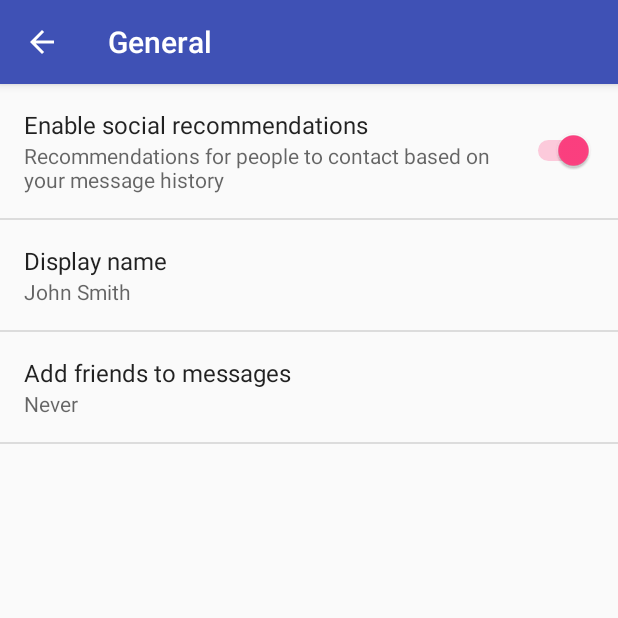
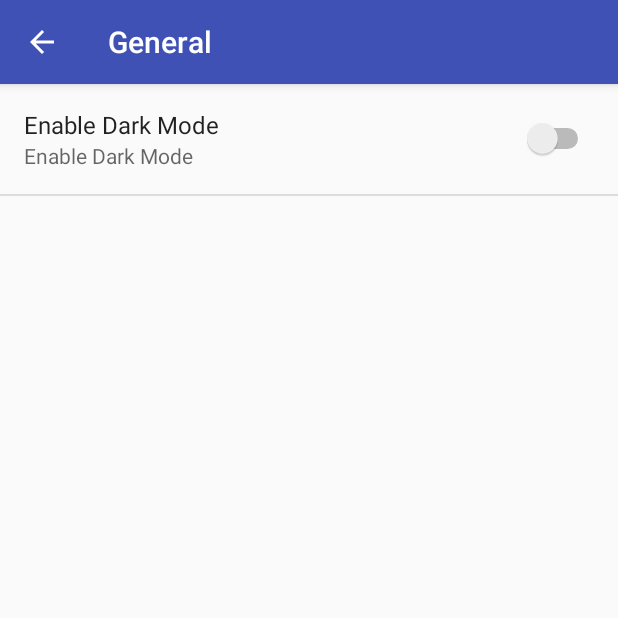
Before and after one commit to nerdakademie/Grade-Check_App, an Android app: the SettingsActivity screen opened directly, with no data from a screen before it, after a tap on "General", on a phone screen of 412 x 824 dp, the top half of it. Run offline under Robolectric (Android 15) with nearby library versions, the phone set to English and light mode, and no system bars; network calls fail.

Commit message:
too much to be mentioned

```diff
--- a/app/src/main/java/de/nerdakademie/grade_check_app/AppCompatPreferenceActivity.java
+++ b/app/src/main/java/de/nerdakademie/grade_check_app/AppCompatPreferenceActivity.java
@@ -12,10 +12,7 @@ import android.view.MenuInflater;
 import android.view.View;
 import android.view.ViewGroup;
 
-/**
- * A {@link android.preference.PreferenceActivity} which implements and proxies the necessary calls
- * to be used with AppCompat.
- */
+
 public abstract class AppCompatPreferenceActivity extends PreferenceActivity {
 
     private AppCompatDelegate mDelegate;
--- a/app/src/main/java/de/nerdakademie/grade_check_app/SettingsActivity.java
+++ b/app/src/main/java/de/nerdakademie/grade_check_app/SettingsActivity.java
@@ -22,22 +22,9 @@ import android.view.MenuItem;
 
 import java.util.List;
 
-/**
- * A {@link PreferenceActivity} that presents a set of application settings. On
- * handset devices, settings are presented as a single list. On tablets,
- * settings are split by category, with category headers shown to the left of
- * the list of settings.
- * <p/>
- * See <a href="http://developer.android.com/design/patterns/settings.html">
- * Android Design: Settings</a> for design guidelines and the <a
- * href="http://developer.android.com/guide/topics/ui/settings.html">Settings
- * API Guide</a> for more information on developing a Settings UI.
- */
+
 public class SettingsActivity extends AppCompatPreferenceActivity {
-    /**
-     * A preference value change listener that updates the preference's summary
-     * to reflect its new value.
-     */
+
     private static Preference.OnPreferenceChangeListener sBindPreferenceSummaryToValueListener = new Preference.OnPreferenceChangeListener() {
         @Override
         public boolean onPreferenceChange(Preference preference, Object value) {
@@ -86,24 +73,11 @@ public class SettingsActivity extends AppCompatPreferenceActivity {
         }
     };
 
-    /**
-     * Helper method to determine if the device has an extra-large screen. For
-     * example, 10" tablets are extra-large.
-     */
     private static boolean isXLargeTablet(Context context) {
         return (context.getResources().getConfiguration().screenLayout
                 & Configuration.SCREENLAYOUT_SIZE_MASK) >= Configuration.SCREENLAYOUT_SIZE_XLARGE;
     }
 
-    /**
-     * Binds a preference's summary to its value. More specifically, when the
-     * preference's value is changed, its summary (line of text below the
-     * preference title) is updated to reflect the value. The summary is also
-     * immediately updated upon calling this method. The exact display format is
-     * dependent on the type of preference.
-     *
-     * @see #sBindPreferenceSummaryToValueListener
-     */
     private static void bindPreferenceSummaryToValue(Preference preference) {
         // Set the listener to watch for value changes.
         preference.setOnPreferenceChangeListener(sBindPreferenceSummaryToValueListener);
@@ -122,9 +96,6 @@ public class SettingsActivity extends AppCompatPreferenceActivity {
         setupActionBar();
     }
 
-    /**
-     * Set up the {@link android.app.ActionBar}, if the API is available.
-     */
     private void setupActionBar() {
         ActionBar actionBar = getSupportActionBar();
         if (actionBar != null) {
@@ -133,27 +104,17 @@ public class SettingsActivity extends AppCompatPreferenceActivity {
         }
     }
 
-    /**
-     * {@inheritDoc}
-     */
     @Override
     public boolean onIsMultiPane() {
         return isXLargeTablet(this);
     }
 
-    /**
-     * {@inheritDoc}
-     */
     @Override
     @TargetApi(Build.VERSION_CODES.HONEYCOMB)
     public void onBuildHeaders(List<Header> target) {
         loadHeadersFromResource(R.xml.pref_headers, target);
     }
 
-    /**
-     * This method stops fragment injection in malicious applications.
-     * Make sure to deny any unknown fragments here.
-     */
     protected boolean isValidFragment(String fragmentName) {
         return PreferenceFragment.class.getName().equals(fragmentName)
                 || GeneralPreferenceFragment.class.getName().equals(fragmentName)
@@ -161,10 +122,6 @@ public class SettingsActivity extends AppCompatPreferenceActivity {
                 || NotificationPreferenceFragment.class.getName().equals(fragmentName);
     }
 
-    /**
-     * This fragment shows general preferences only. It is used when the
-     * activity is showing a two-pane settings UI.
-     */
     @TargetApi(Build.VERSION_CODES.HONEYCOMB)
     public static class GeneralPreferenceFragment extends PreferenceFragment {
         @Override
@@ -177,8 +134,8 @@ public class SettingsActivity extends AppCompatPreferenceActivity {
             // to their values. When their values change, their summaries are
             // updated to reflect the new value, per the Android Design
             // guidelines.
-            bindPreferenceSummaryToValue(findPreference("example_text"));
-            bindPreferenceSummaryToValue(findPreference("example_list"));
+            //bindPreferenceSummaryToValue(findPreference("example_text"));
+            //bindPreferenceSummaryToValue(findPreference("example_list"));
         }
 
         @Override
@@ -192,10 +149,6 @@ public class SettingsActivity extends AppCompatPreferenceActivity {
         }
     }
 
-    /**
-     * This fragment shows notification preferences only. It is used when the
-     * activity is showing a two-pane settings UI.
-     */
     @TargetApi(Build.VERSION_CODES.HONEYCOMB)
     public static class NotificationPreferenceFragment extends PreferenceFragment {
         @Override
@@ -222,10 +175,6 @@ public class SettingsActivity extends AppCompatPreferenceActivity {
         }
     }
 
-    /**
-     * This fragment shows data and sync preferences only. It is used when the
-     * activity is showing a two-pane settings UI.
-     */
     @TargetApi(Build.VERSION_CODES.HONEYCOMB)
     public static class DataSyncPreferenceFragment extends PreferenceFragment {
         @Override
--- a/app/src/main/res/menu/menu_main.xml
+++ b/app/src/main/res/menu/menu_main.xml
@@ -2,11 +2,6 @@
     xmlns:app="http://schemas.android.com/apk/res-auto"
     xmlns:tools="http://schemas.android.com/tools"
     tools:context="de.nerdakademie.grade_check_app.MainActivity">
-    <item
-        android:id="@+id/dark_mode"
-        android:orderInCategory="98"
-        android:title="@string/dark_mode"
-        app:showAsAction="never" />
     <item
         android:id="@+id/action_settings"
         android:orderInCategory="99"
--- a/app/src/main/res/values/strings.xml
+++ b/app/src/main/res/values/strings.xml
@@ -2,33 +2,15 @@
     <string name="app_name">Grade Check App</string>
     <string name="action_settings">Settings</string>
     <string name="close_app">Exit App</string>
-    <string name="dark_mode">Dark Mode</string>
+    <string name="dark_mode">Enable Dark Mode</string>
     <string name="title_activity_settings">Settings</string>
+    <string name="show_seminarcp">CP by Seminars</string>
+    <string name="show_pb">Reports done</string>
+    <string name="show_averagegrade">Average Grade</string>
+    <string name="show_allcp">Total CP</string>
 
-    <!-- Strings related to Settings -->
-
-    <!-- Example General settings -->
     <string name="pref_header_general">General</string>
-
-    <string name="pref_title_social_recommendations">Enable social recommendations</string>
-    <string name="pref_description_social_recommendations">Recommendations for people to contact
-        based on your message history
-    </string>
-
-    <string name="pref_title_display_name">Display name</string>
-    <string name="pref_default_display_name">John Smith</string>
-
-    <string name="pref_title_add_friends_to_messages">Add friends to messages</string>
-    <string-array name="pref_example_list_titles">
-        <item>Always</item>
-        <item>When possible</item>
-        <item>Never</item>
-    </string-array>
-    <string-array name="pref_example_list_values">
-        <item>1</item>
-        <item>0</item>
-        <item>-1</item>
-    </string-array>
+    pref_description_social_recommendations
 
     <!-- Example settings for Data & Sync -->
     <string name="pref_header_data_sync">Data &amp; sync</string>
--- a/app/src/main/res/xml/pref_general.xml
+++ b/app/src/main/res/xml/pref_general.xml
@@ -1,33 +1,9 @@
 <PreferenceScreen xmlns:android="http://schemas.android.com/apk/res/android">
 
     <SwitchPreference
-        android:defaultValue="true"
-        android:key="example_switch"
-        android:summary="@string/pref_description_social_recommendations"
-        android:title="@string/pref_title_social_recommendations" />
-
-    <!-- NOTE: EditTextPreference accepts EditText attributes. -->
-    <!-- NOTE: EditTextPreference's summary should be set to its value by the activity code. -->
-    <EditTextPreference
-        android:capitalize="words"
-        android:defaultValue="@string/pref_default_display_name"
-        android:inputType="textCapWords"
-        android:key="example_text"
-        android:maxLines="1"
-        android:selectAllOnFocus="true"
-        android:singleLine="true"
-        android:title="@string/pref_title_display_name" />
-
-    <!-- NOTE: Hide buttons to simplify the UI. Users can touch outside the dialog to
-         dismiss it. -->
-    <!-- NOTE: ListPreference's summary should be set to its value by the activity code. -->
-    <ListPreference
-        android:defaultValue="-1"
-        android:entries="@array/pref_example_list_titles"
-        android:entryValues="@array/pref_example_list_values"
-        android:key="example_list"
-        android:negativeButtonText="@null"
-        android:positiveButtonText="@null"
-        android:title="@string/pref_title_add_friends_to_messages" />
+        android:defaultValue="false"
+        android:key="darkmode"
+        android:summary="@string/dark_mode"
+        android:title="@string/dark_mode" />
 
 </PreferenceScreen>
```
Also changed, not shown: app/src/main/java/de/nerdakademie/grade_check_app/GradeList.java (+31 -0 lines), app/src/main/java/de/nerdakademie/grade_check_app/GradesCheckContainer.java (+10 -0 lines), app/src/main/java/de/nerdakademie/grade_check_app/MainActivity.java (+21 -10 lines), app/src/main/res/menu/grademenu_main.xml (added, +25 -0 lines), app/src/main/res/values/styles.xml (+10 -0 lines).
